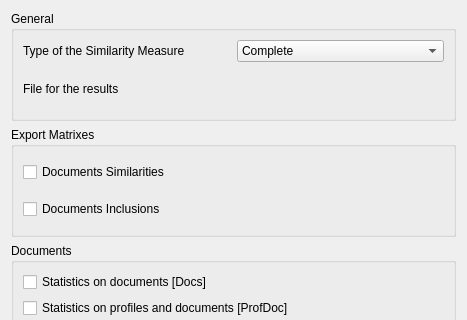
pfrancq/galilei, file statsims/frontend/kde/config.ui: the form before one commit; both pictures show x 0 to 467 and y 0 to 320 of the 467 by 486 pixel window.
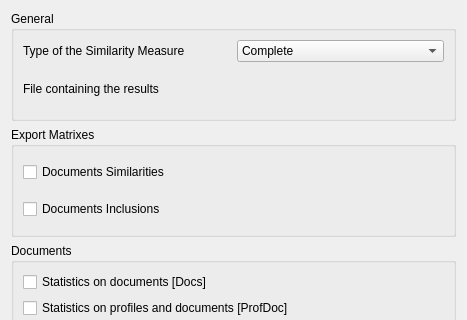
The form after the commit. Custom widgets are drawn as their Qt base class.

The edit to the form file:
```diff
--- a/statsims/frontend/kde/config.ui
+++ b/statsims/frontend/kde/config.ui
@@ -50,7 +50,7 @@
         <item>
          <widget class="QLabel" name="label_2">
           <property name="text">
-           <string>File for the results</string>
+           <string>File containing the results</string>
           </property>
          </widget>
         </item>
```
Left out of the diff: 16 changed lines with no effect on the pictures.
